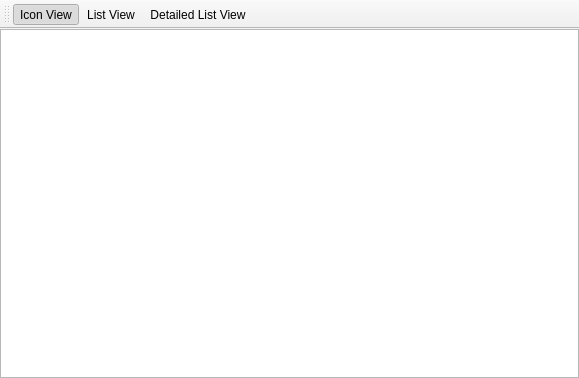
Before: the Qt Designer form testgui.ui in ssokolow/game_launcher, drawn with Qt 5.
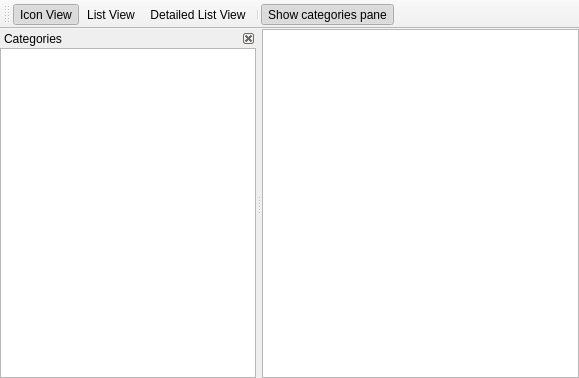
After: the same form once the commit is applied. Icons and pictures are not drawn.

Commit message:
testgui.ui: Add a categories sidebar and associated toolbar button
(Not yet hooked into the data model)

```diff
--- a/testgui.ui
+++ b/testgui.ui
@@ -158,6 +158,48 @@
    <addaction name="actionIcon_View"/>
    <addaction name="actionList_View"/>
    <addaction name="actionDetailed_List_View"/>
+   <addaction name="separator"/>
+   <addaction name="actionShow_categories_pane"/>
+  </widget>
+  <widget class="QDockWidget" name="dock_categories">
+   <property name="features">
+    <set>QDockWidget::DockWidgetClosable|QDockWidget::DockWidgetMovable</set>
+   </property>
+   <property name="allowedAreas">
+    <set>Qt::LeftDockWidgetArea|Qt::RightDockWidgetArea</set>
+   </property>
+   <property name="windowTitle">
+    <string>Categories</string>
+   </property>
+   <attribute name="dockWidgetArea">
+    <number>1</number>
+   </attribute>
+   <widget class="QWidget" name="dockWidgetContents">
+    <layout class="QVBoxLayout" name="verticalLayout">
+     <property name="spacing">
+      <number>0</number>
+     </property>
+     <property name="leftMargin">
+      <number>0</number>
+     </property>
+     <property name="topMargin">
+      <number>0</number>
+     </property>
+     <property name="rightMargin">
+      <number>0</number>
+     </property>
+     <property name="bottomMargin">
+      <number>0</number>
+     </property>
+     <item>
+      <widget class="QTreeView" name="view_categories">
+       <property name="uniformRowHeights">
+        <bool>true</bool>
+       </property>
+      </widget>
+     </item>
+    </layout>
+   </widget>
   </widget>
   <action name="actionIcon_View">
    <property name="checkable">
@@ -215,6 +257,24 @@
     <string>Ctrl+4</string>
    </property>
   </action>
+  <action name="actionShow_categories_pane">
+   <property name="checkable">
+    <bool>true</bool>
+   </property>
+   <property name="checked">
+    <bool>true</bool>
+   </property>
+   <property name="icon">
+    <iconset theme="view-split-left-right">
+     <normaloff>gui_qt/view-split-left-right.png</normaloff>gui_qt/view-split-left-right.png</iconset>
+   </property>
+   <property name="text">
+    <string>Show categories pane</string>
+   </property>
+   <property name="toolTip">
+    <string>Show categories pane</string>
+   </property>
+  </action>
  </widget>
  <resources/>
  <connections/>
```
Left out of the diff: 35 changed lines with no effect on the pictures.
